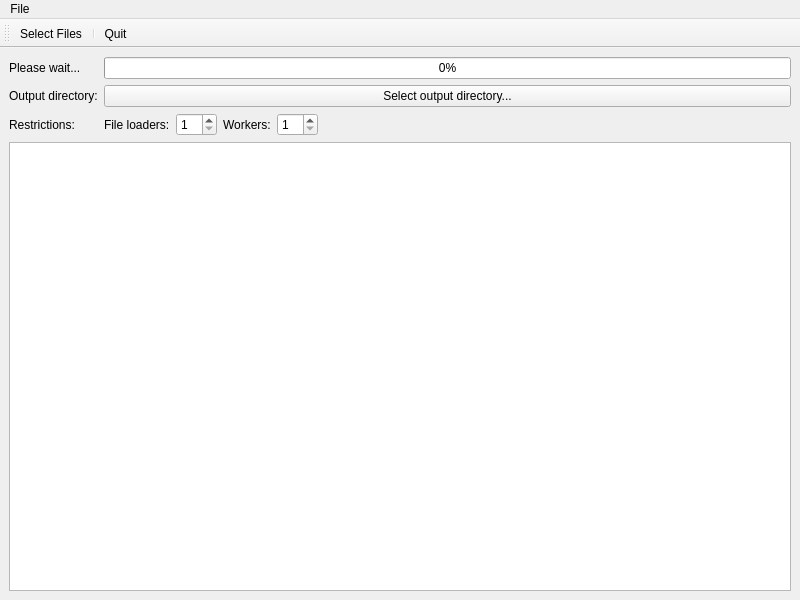
Before: the Qt Designer form examples/ThumbNailer/MainWindow.ui in KDE/threadweaver, drawn with Qt 5.
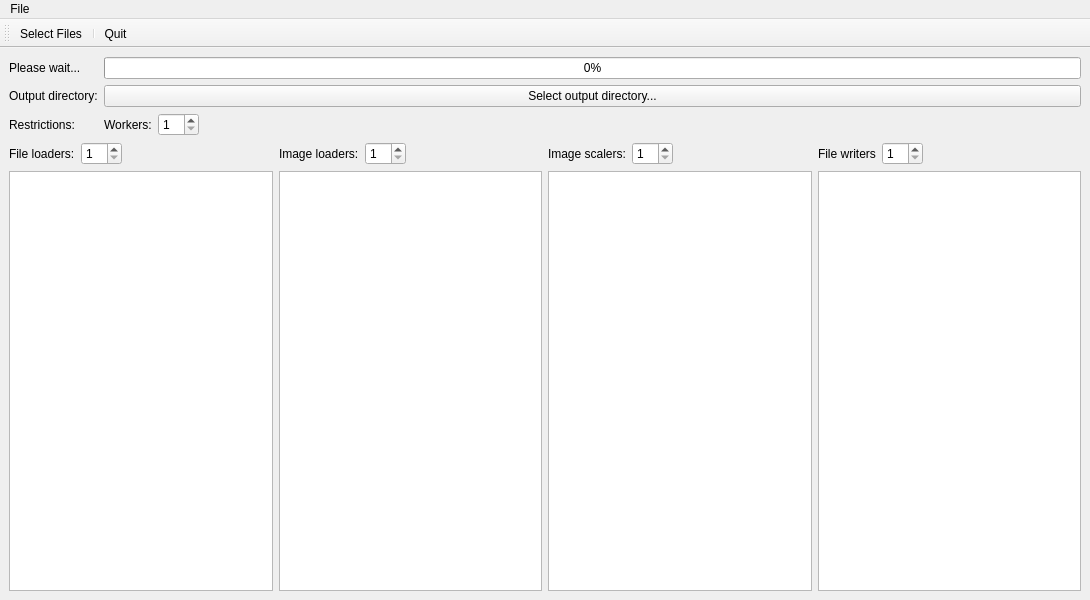
After: the same form once the commit is applied.

Commit message: Use individual list views for the different steps.

What changed in the file:
```diff
--- a/examples/ThumbNailer/MainWindow.ui
+++ b/examples/ThumbNailer/MainWindow.ui
@@ -6,7 +6,7 @@
    <rect>
     <x>0</x>
     <y>0</y>
-    <width>800</width>
+    <width>1090</width>
     <height>600</height>
    </rect>
   </property>
@@ -54,23 +54,6 @@
       </item>
       <item row="2" column="1">
        <layout class="QHBoxLayout" name="horizontalLayout">
-        <item>
-         <widget class="QLabel" name="label_3">
-          <property name="text">
-           <string>File loaders:</string>
-          </property>
-         </widget>
-        </item>
-        <item>
-         <widget class="QSpinBox" name="fileLoaderCap">
-          <property name="minimum">
-           <number>1</number>
-          </property>
-          <property name="maximum">
-           <number>99</number>
-          </property>
-         </widget>
-        </item>
         <item>
          <widget class="QLabel" name="label_4">
           <property name="text">
@@ -106,7 +89,156 @@
      </layout>
     </item>
     <item>
-     <widget class="QListView" name="listView"/>
+     <layout class="QHBoxLayout" name="horizontalLayout_2">
+      <item>
+       <layout class="QGridLayout" name="gridLayout">
+        <item row="0" column="0">
+         <widget class="QLabel" name="label_3">
+          <property name="text">
+           <string>File loaders:</string>
+          </property>
+         </widget>
+        </item>
+        <item row="0" column="1">
+         <widget class="QSpinBox" name="fileLoaderCap">
+          <property name="minimum">
+           <number>1</number>
+          </property>
+          <property name="maximum">
+           <number>99</number>
+          </property>
+         </widget>
+        </item>
+        <item row="0" column="2">
+         <spacer name="horizontalSpacer_2">
+          <property name="orientation">
+           <enum>Qt::Horizontal</enum>
+          </property>
+          <property name="sizeHint" stdset="0">
+           <size>
+            <width>40</width>
+            <height>20</height>
+           </size>
+          </property>
+         </spacer>
+        </item>
+        <item row="1" column="0" colspan="3">
+         <widget class="QListView" name="fileLoaderList"/>
+        </item>
+       </layout>
+      </item>
+      <item>
+       <layout class="QGridLayout" name="gridLayout_2">
+        <item row="0" column="0">
+         <widget class="QLabel" name="label_5">
+          <property name="text">
+           <string>Image loaders:</string>
+          </property>
+         </widget>
+        </item>
+        <item row="0" column="1">
+         <widget class="QSpinBox" name="imageLoaderCap">
+          <property name="minimum">
+           <number>1</number>
+          </property>
+          <property name="maximum">
+           <number>99</number>
+          </property>
+         </widget>
+        </item>
+        <item row="0" column="2">
+         <spacer name="horizontalSpacer_3">
+          <property name="orientation">
+           <enum>Qt::Horizontal</enum>
+          </property>
+          <property name="sizeHint" stdset="0">
+           <size>
+            <width>40</width>
+            <height>20</height>
+           </size>
+          </property>
+         </spacer>
+        </item>
+        <item row="1" column="0" colspan="3">
+         <widget class="QListView" name="imageLoaderList"/>
+        </item>
+       </layout>
+      </item>
+      <item>
+       <layout class="QGridLayout" name="gridLayout_5">
+        <item row="0" column="1">
+         <widget class="QSpinBox" name="imageScalerCap">
+          <property name="minimum">
+           <number>1</number>
+          </property>
+          <property name="maximum">
+           <number>99</number>
+          </property>
+         </widget>
+        </item>
+        <item row="0" column="0">
+         <widget class="QLabel" name="label_8">
+          <property name="text">
+           <string>Image scalers:</string>
+          </property>
+         </widget>
+        </item>
+        <item row="0" column="2">
+         <spacer name="horizontalSpacer_6">
+          <property name="orientation">
+           <enum>Qt::Horizontal</enum>
+          </property>
+          <property name="sizeHint" stdset="0">
+           <size>
+            <width>40</width>
+            <height>20</height>
+           </size>
+          </property>
+         </spacer>
+        </item>
+        <item row="1" column="0" colspan="3">
+         <widget class="QListView" name="imageScalerList"/>
+        </item>
+       </layout>
+      </item>
+      <item>
+       <layout class="QGridLayout" name="gridLayout_6">
+        <item row="0" column="0">
+         <widget class="QLabel" name="label_9">
+          <property name="text">
+           <string>File writers</string>
+          </property>
+         </widget>
+        </item>
+        <item row="0" column="1">
+         <widget class="QSpinBox" name="fileWriterCap">
+          <property name="minimum">
+           <number>1</number>
+          </property>
+          <property name="maximum">
+           <number>99</number>
+          </property>
+         </widget>
+        </item>
+        <item row="0" column="2">
+         <spacer name="horizontalSpacer_7">
+          <property name="orientation">
+           <enum>Qt::Horizontal</enum>
+          </property>
+          <property name="sizeHint" stdset="0">
+           <size>
+            <width>40</width>
+            <height>20</height>
+           </size>
+          </property>
+         </spacer>
+        </item>
+        <item row="1" column="0" colspan="3">
+         <widget class="QListView" name="imageWriterList"/>
+        </item>
+       </layout>
+      </item>
+     </layout>
     </item>
    </layout>
   </widget>
@@ -115,7 +247,7 @@
     <rect>
      <x>0</x>
      <y>0</y>
-     <width>800</width>
+     <width>1090</width>
      <height>24</height>
     </rect>
    </property>
```
Left out of the diff: 10 changed lines with no effect on the pictures. The commit also changes 4 other files.
